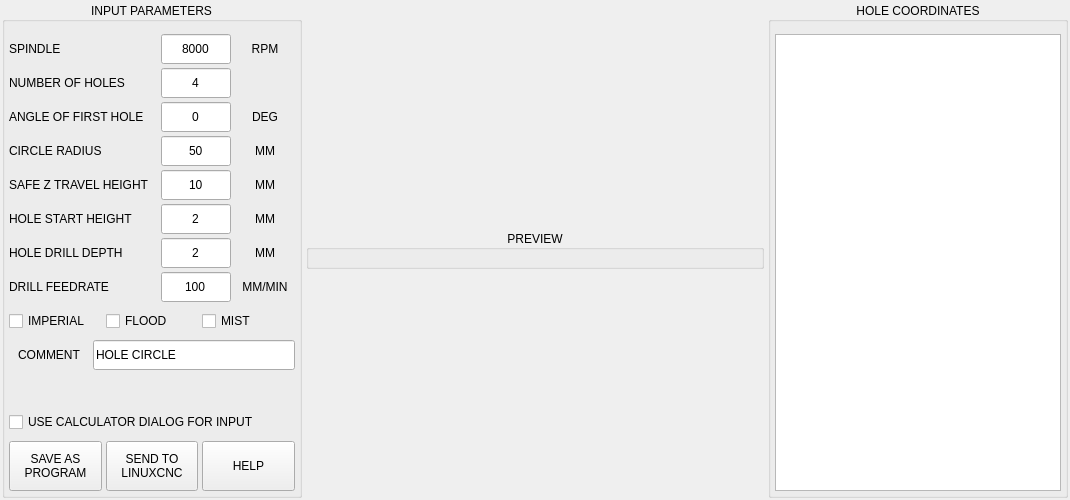
Before: the Qt Designer form utils/hole_circle.ui in persei802/QtDragon_hd, drawn with Qt 5.
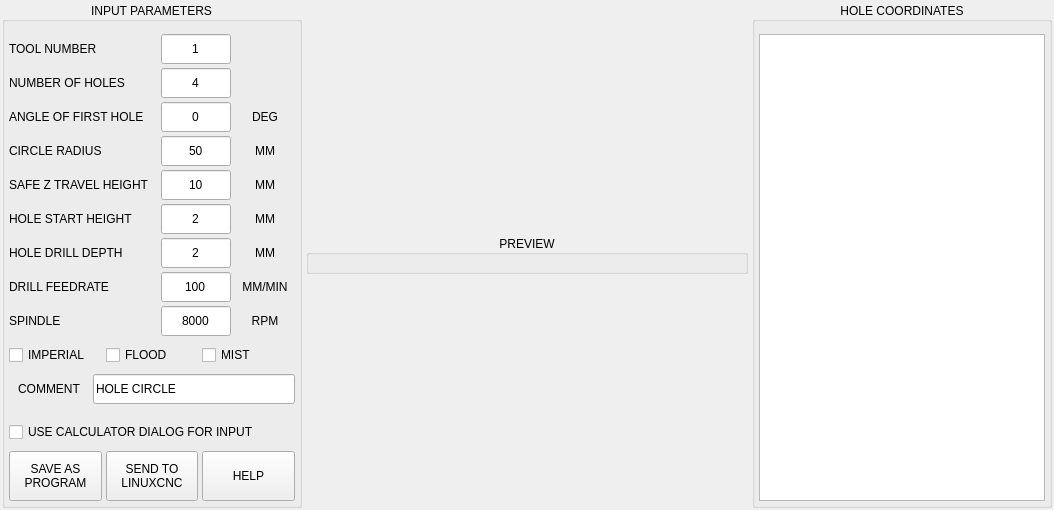
After: the same form once the commit is applied.

Commit message: fixed issue with incorrect directory data and disabled auto complete in file save dialogs

```diff
--- a/utils/hole_circle.ui
+++ b/utils/hole_circle.ui
@@ -6,8 +6,8 @@
    <rect>
     <x>0</x>
     <y>0</y>
-    <width>1070</width>
-    <height>500</height>
+    <width>1054</width>
+    <height>510</height>
    </rect>
   </property>
   <property name="windowTitle">
@@ -90,7 +90,7 @@
           <number>4</number>
          </property>
          <item>
-          <widget class="QWidget" name="widget_spindle" native="true">
+          <widget class="QWidget" name="widget_tool" native="true">
            <property name="minimumSize">
             <size>
              <width>0</width>
@@ -103,7 +103,7 @@
              <height>30</height>
             </size>
            </property>
-           <layout class="QHBoxLayout" name="horizontalLayout_12">
+           <layout class="QHBoxLayout" name="horizontalLayout_9">
             <property name="spacing">
              <number>4</number>
             </property>
@@ -120,7 +120,13 @@
              <number>0</number>
             </property>
             <item>
-             <widget class="QLabel" name="lbl_spindle">
+             <widget class="QLabel" name="lbl_tool">
+              <property name="minimumSize">
+               <size>
+                <width>160</width>
+                <height>0</height>
+               </size>
+              </property>
               <property name="maximumSize">
                <size>
                 <width>160</width>
@@ -128,12 +134,12 @@
                </size>
               </property>
               <property name="text">
-               <string>SPINDLE</string>
+               <string>TOOL NUMBER</string>
               </property>
              </widget>
             </item>
             <item>
-             <widget class="QLineEdit" name="lineEdit_spindle">
+             <widget class="QLineEdit" name="lineEdit_tool">
               <property name="sizePolicy">
                <sizepolicy hsizetype="Preferred" vsizetype="Preferred">
                 <horstretch>0</horstretch>
@@ -153,7 +159,7 @@
                </size>
               </property>
               <property name="text">
-               <string>8000</string>
+               <string>1</string>
               </property>
               <property name="maxLength">
                <number>8</number>
@@ -164,13 +170,7 @@
              </widget>
             </item>
             <item>
-             <widget class="QLabel" name="lbl_spindle_2">
-              <property name="sizePolicy">
-               <sizepolicy hsizetype="Preferred" vsizetype="Preferred">
-                <horstretch>0</horstretch>
-                <verstretch>0</verstretch>
-               </sizepolicy>
-              </property>
+             <widget class="QLabel" name="label_2">
               <property name="minimumSize">
                <size>
                 <width>60</width>
@@ -180,17 +180,11 @@
               <property name="maximumSize">
                <size>
                 <width>60</width>
-                <height>24</height>
+                <height>16777215</height>
                </size>
               </property>
               <property name="text">
-               <string>RPM</string>
-              </property>
-              <property name="scaledContents">
-               <bool>true</bool>
-              </property>
-              <property name="alignment">
-               <set>Qt::AlignCenter</set>
+               <string/>
               </property>
              </widget>
             </item>
@@ -983,6 +977,114 @@
            </layout>
           </widget>
          </item>
+         <item>
+          <widget class="QWidget" name="widget_spindle" native="true">
+           <property name="minimumSize">
+            <size>
+             <width>0</width>
+             <height>30</height>
+            </size>
+           </property>
+           <property name="maximumSize">
+            <size>
+             <width>16777215</width>
+             <height>30</height>
+            </size>
+           </property>
+           <layout class="QHBoxLayout" name="horizontalLayout_12">
+            <property name="spacing">
+             <number>4</number>
+            </property>
+            <property name="leftMargin">
+             <number>0</number>
+            </property>
+            <property name="topMargin">
+             <number>0</number>
+            </property>
+            <property name="rightMargin">
+             <number>0</number>
+            </property>
+            <property name="bottomMargin">
+             <number>0</number>
+            </property>
+            <item>
+             <widget class="QLabel" name="lbl_spindle">
+              <property name="maximumSize">
+               <size>
+                <width>160</width>
+                <height>16777215</height>
+               </size>
+              </property>
+              <property name="text">
+               <string>SPINDLE</string>
+              </property>
+             </widget>
+            </item>
+            <item>
+             <widget class="QLineEdit" name="lineEdit_spindle">
+              <property name="sizePolicy">
+               <sizepolicy hsizetype="Preferred" vsizetype="Preferred">
+                <horstretch>0</horstretch>
+                <verstretch>0</verstretch>
+               </sizepolicy>
+              </property>
+              <property name="minimumSize">
+               <size>
+                <width>70</width>
+                <height>0</height>
+               </size>
+              </property>
+              <property name="maximumSize">
+               <size>
+                <width>70</width>
+                <height>16777215</height>
+               </size>
+              </property>
+              <property name="text">
+               <string>8000</string>
+              </property>
+              <property name="maxLength">
+               <number>8</number>
+              </property>
+              <property name="alignment">
+               <set>Qt::AlignCenter</set>
+              </property>
+             </widget>
+            </item>
+            <item>
+             <widget class="QLabel" name="lbl_spindle_2">
+              <property name="sizePolicy">
+               <sizepolicy hsizetype="Preferred" vsizetype="Preferred">
+                <horstretch>0</horstretch>
+                <verstretch>0</verstretch>
+               </sizepolicy>
+              </property>
+              <property name="minimumSize">
+               <size>
+                <width>60</width>
+                <height>24</height>
+               </size>
+              </property>
+              <property name="maximumSize">
+               <size>
+                <width>60</width>
+                <height>24</height>
+               </size>
+              </property>
+              <property name="text">
+               <string>RPM</string>
+              </property>
+              <property name="scaledContents">
+               <bool>true</bool>
+              </property>
+              <property name="alignment">
+               <set>Qt::AlignCenter</set>
+              </property>
+             </widget>
+            </item>
+           </layout>
+          </widget>
+         </item>
          <item>
           <layout class="QHBoxLayout" name="horizontalLayout_5">
            <property name="spacing">
```
Left out of the diff: 2 changed lines with no effect on the pictures. The commit also changes 7 other files.
